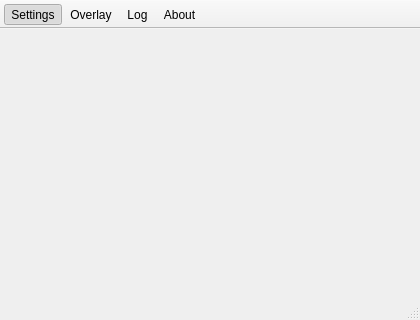
The window that src/ui/preferences.ui (HearthSim/LotusTracker) describes before a commit, drawn with Qt 5.
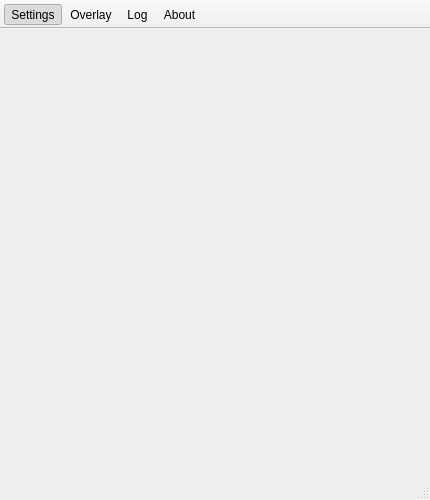
The same window after the commit. Icons and pictures are not drawn.

```diff
--- a/src/ui/preferences.ui
+++ b/src/ui/preferences.ui
@@ -6,14 +6,14 @@
    <rect>
     <x>0</x>
     <y>0</y>
-    <width>420</width>
-    <height>320</height>
+    <width>430</width>
+    <height>500</height>
    </rect>
   </property>
   <property name="minimumSize">
    <size>
-    <width>420</width>
-    <height>320</height>
+    <width>430</width>
+    <height>500</height>
    </size>
   </property>
   <property name="windowTitle">
```
